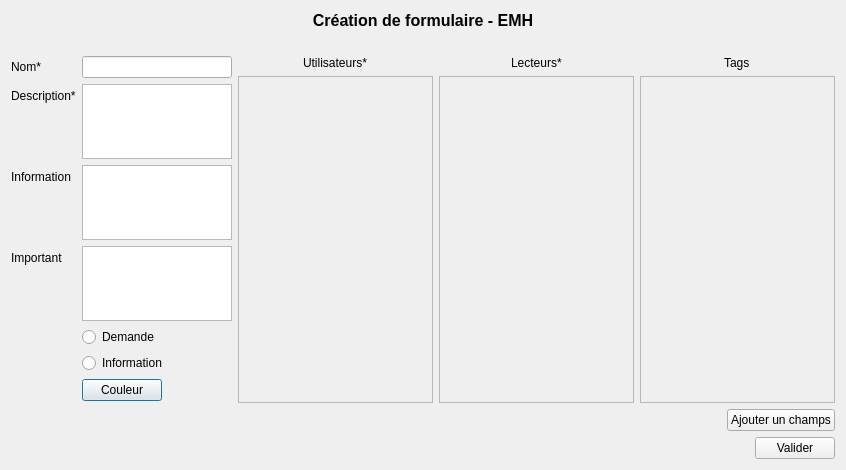
Qt form GUI/createform.ui (Eraac/EMH-client-lourd) before a commit.
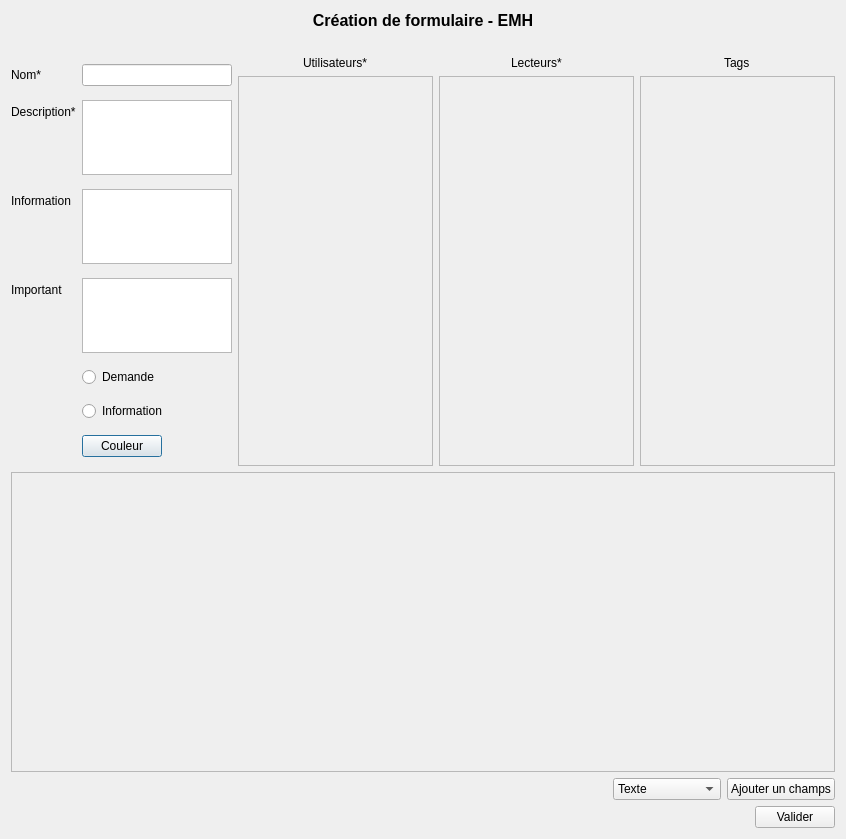
The same form after that commit.

```diff
--- a/GUI/createform.ui
+++ b/GUI/createform.ui
@@ -7,7 +7,7 @@
     <x>0</x>
     <y>0</y>
     <width>846</width>
-    <height>470</height>
+    <height>839</height>
    </rect>
   </property>
   <property name="windowTitle">
@@ -161,7 +161,7 @@
               <x>0</x>
               <y>0</y>
               <width>180</width>
-              <height>271</height>
+              <height>342</height>
              </rect>
             </property>
            </widget>
@@ -189,7 +189,7 @@
               <x>0</x>
               <y>0</y>
               <width>180</width>
-              <height>271</height>
+              <height>342</height>
              </rect>
             </property>
            </widget>
@@ -217,7 +217,7 @@
               <x>0</x>
               <y>0</y>
               <width>180</width>
-              <height>271</height>
+              <height>342</height>
              </rect>
             </property>
            </widget>
@@ -228,7 +228,39 @@
       </layout>
      </item>
      <item>
-      <layout class="QVBoxLayout" name="fieldsLayout"/>
+      <widget class="QScrollArea" name="fieldsArea">
+       <property name="minimumSize">
+        <size>
+         <width>0</width>
+         <height>300</height>
+        </size>
+       </property>
+       <property name="maximumSize">
+        <size>
+         <width>16777215</width>
+         <height>300</height>
+        </size>
+       </property>
+       <property name="widgetResizable">
+        <bool>true</bool>
+       </property>
+       <widget class="QWidget" name="scrollAreaFields">
+        <property name="geometry">
+         <rect>
+          <x>0</x>
+          <y>0</y>
+          <width>818</width>
+          <height>298</height>
+         </rect>
+        </property>
+        <property name="maximumSize">
+         <size>
+          <width>16777215</width>
+          <height>16777215</height>
+         </size>
+        </property>
+       </widget>
+      </widget>
      </item>
      <item>
       <layout class="QHBoxLayout" name="horizontalLayout_2">
@@ -245,6 +277,50 @@
          </property>
         </spacer>
        </item>
+       <item>
+        <widget class="QComboBox" name="typeFieldBox">
+         <item>
+          <property name="text">
+           <string>Texte</string>
+          </property>
+         </item>
+         <item>
+          <property name="text">
+           <string>Nombre</string>
+          </property>
+         </item>
+         <item>
+          <property name="text">
+           <string>Email</string>
+          </property>
+         </item>
+         <item>
+          <property name="text">
+           <string>Date</string>
+          </property>
+         </item>
+         <item>
+          <property name="text">
+           <string>Heure</string>
+          </property>
+         </item>
+         <item>
+          <property name="text">
+           <string>Date et heure</string>
+          </property>
+         </item>
+         <item>
+          <property name="text">
+           <string>URL</string>
+          </property>
+         </item>
+         <item>
+          <property name="text">
+           <string>Choix multiple</string>
+          </property>
+         </item>
+        </widget>
+       </item>
        <item>
         <widget class="QPushButton" name="addFieldButton">
          <property name="text">
```
